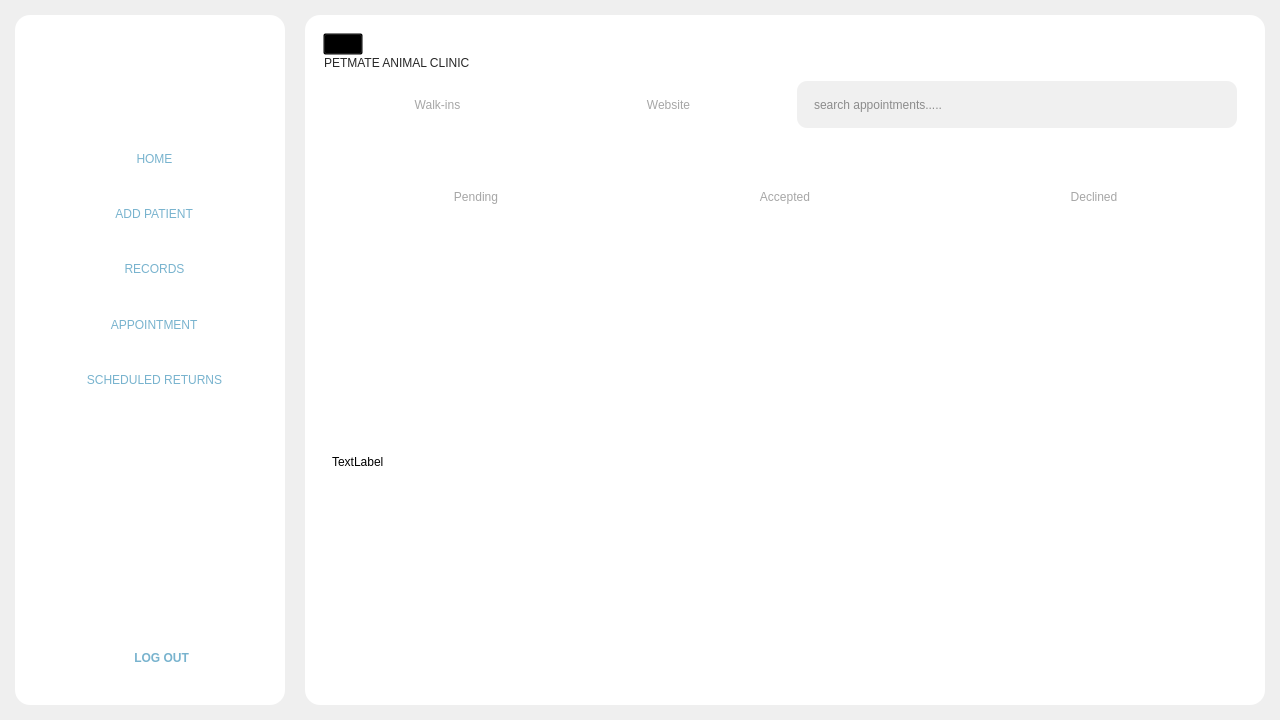
DreddVDomasian/Petmate-Desktop-Application, file Frontend/Home.ui: the form before one commit.
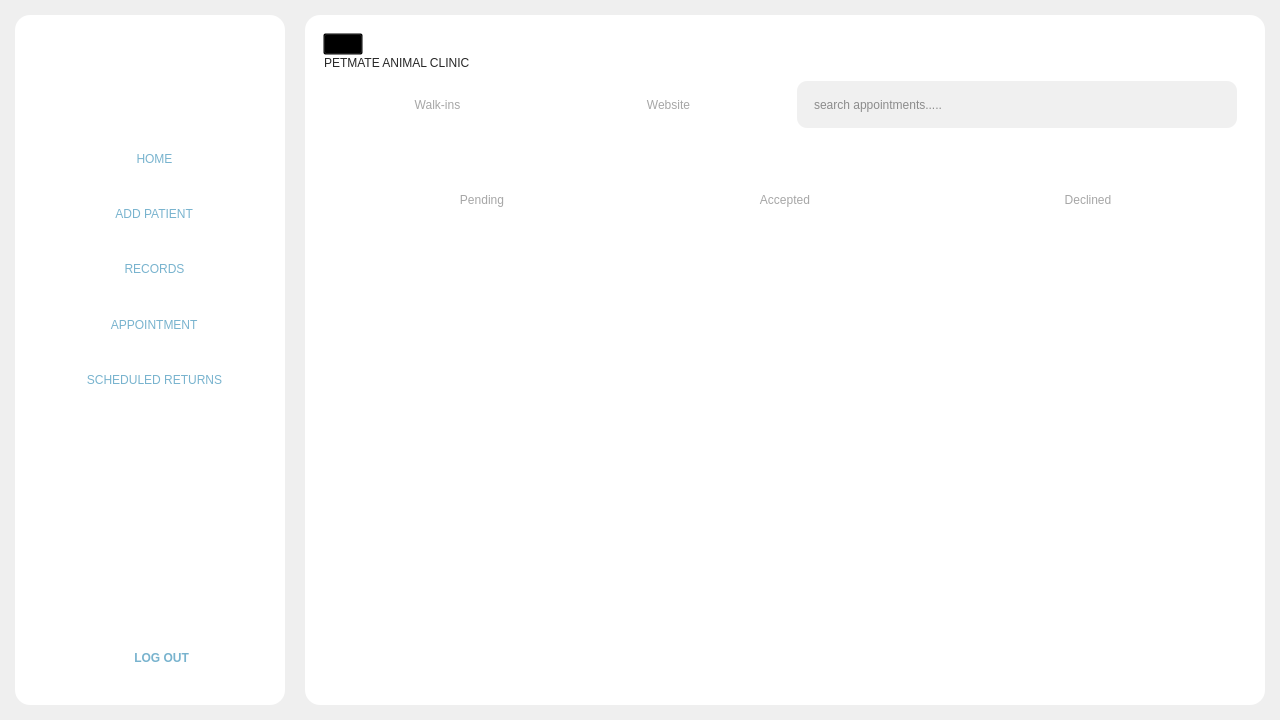
The form after the commit. The open tabs and pages were chosen to show the change. Icons and pictures are not drawn.

Commit message: align top in web appointment

```diff
--- a/Frontend/Home.ui
+++ b/Frontend/Home.ui
@@ -548,7 +548,7 @@
           <enum>QFrame::NoFrame</enum>
          </property>
          <property name="currentIndex">
-          <number>1</number>
+          <number>3</number>
          </property>
          <widget class="QWidget" name="homepage">
           <property name="styleSheet">
@@ -2959,8 +2959,8 @@
                        <rect>
                         <x>0</x>
                         <y>0</y>
-                        <width>100</width>
-                        <height>30</height>
+                        <width>924</width>
+                        <height>383</height>
                        </rect>
                       </property>
                       <layout class="QVBoxLayout" name="verticalLayout_17">
@@ -3015,8 +3015,8 @@
                        <rect>
                         <x>0</x>
                         <y>0</y>
-                        <width>100</width>
-                        <height>30</height>
+                        <width>924</width>
+                        <height>383</height>
                        </rect>
                       </property>
                       <layout class="QVBoxLayout" name="verticalLayout_37">
@@ -3035,19 +3035,6 @@
                        <property name="bottomMargin">
                         <number>0</number>
                        </property>
-                       <item>
-                        <widget class="QLabel" name="label_5">
-                         <property name="sizePolicy">
-                          <sizepolicy hsizetype="Preferred" vsizetype="Expanding">
-                           <horstretch>0</horstretch>
-                           <verstretch>0</verstretch>
-                          </sizepolicy>
-                         </property>
-                         <property name="text">
-                          <string>TextLabel</string>
-                         </property>
-                        </widget>
-                       </item>
                       </layout>
                      </widget>
                     </widget>
@@ -3081,8 +3068,8 @@
                        <rect>
                         <x>0</x>
                         <y>0</y>
-                        <width>100</width>
-                        <height>30</height>
+                        <width>924</width>
+                        <height>383</height>
                        </rect>
                       </property>
                       <layout class="QVBoxLayout" name="verticalLayout_38">
@@ -3101,13 +3088,6 @@
                        <property name="bottomMargin">
                         <number>0</number>
                        </property>
-                       <item>
-                        <widget class="QLabel" name="label_25">
-                         <property name="text">
-                          <string>TextLabel</string>
-                         </property>
-                        </widget>
-                       </item>
                       </layout>
                      </widget>
                     </widget>
@@ -3141,8 +3121,8 @@
                        <rect>
                         <x>0</x>
                         <y>0</y>
-                        <width>100</width>
-                        <height>30</height>
+                        <width>924</width>
+                        <height>383</height>
                        </rect>
                       </property>
                       <layout class="QVBoxLayout" name="verticalLayout_39">
@@ -3158,13 +3138,6 @@
                        <property name="bottomMargin">
                         <number>0</number>
                        </property>
-                       <item>
-                        <widget class="QLabel" name="label_26">
-                         <property name="text">
-                          <string>TextLabel</string>
-                         </property>
-                        </widget>
-                       </item>
                       </layout>
                      </widget>
                     </widget>
@@ -3177,90 +3150,6 @@
              </widget>
              <widget class="QWidget" name="website">
               <layout class="QVBoxLayout" name="verticalLayout_16">
-               <property name="spacing">
-                <number>0</number>
-               </property>
-               <property name="leftMargin">
-                <number>0</number>
-               </property>
-               <property name="topMargin">
-                <number>0</number>
-               </property>
-               <property name="rightMargin">
-                <number>0</number>
-               </property>
-               <property name="bottomMargin">
-                <number>0</number>
-               </property>
-               <item>
-                <widget class="QScrollArea" name="webScrollArea">
-                 <property name="styleSheet">
-                  <string notr="true">#webScrollArea{
-	border:none;
-
-}
-#webScrollArea QScrollBar:vertical {
-    background: transparent;
-    width: 10px;
-    margin: 0px;
-}
-
-#webScrollArea QScrollBar::handle:vertical {
-    background-color: rgb(129, 191, 218);
-    border-radius: 5px;
-    min-height: 120px;
-	min-height: 200px;
-}
-
-#webScrollArea QScrollBar::handle:vertical:hover {
-    background-color: rgb(86, 127, 145);
-}
-
-#webScrollArea QScrollBar::add-line:vertical,
-#webScrollArea QScrollBar::sub-line:vertical {
-    height: 0px;
-    background: none;
-    border: none;
-}
-
-#webScrollArea QScrollBar::groove:vertical {
-    background: transparent;
-    border: none;
-    border-radius: 0px;
-}
-</string>
-                 </property>
-                 <property name="widgetResizable">
-                  <bool>true</bool>
-                 </property>
-                 <widget class="QWidget" name="webScrollAreaWidgetContents">
-                  <property name="geometry">
-                   <rect>
-                    <x>0</x>
-                    <y>0</y>
-                    <width>924</width>
-                    <height>504</height>
-                   </rect>
-                  </property>
-                  <property name="styleSheet">
-                   <string notr="true"/>
-                  </property>
-                  <layout class="QVBoxLayout" name="verticalLayout_18">
-                   <property name="spacing">
-                    <number>0</number>
-                   </property>
-                   <property name="leftMargin">
-                    <number>0</number>
-                   </property>
-                   <property name="topMargin">
-                    <number>0</number>
-                   </property>
-                   <property name="rightMargin">
-                    <number>0</number>
-                   </property>
-                   <property name="bottomMargin">
-                    <number>0</number>
-                   </property>
                    <item>
                     <widget class="QFrame" name="AcceptedDeclineBtns">
                      <property name="sizePolicy">
@@ -3447,7 +3336,7 @@
 </string>
                      </property>
                      <property name="currentIndex">
-                      <number>0</number>
+                  <number>2</number>
                      </property>
                      <widget class="QWidget" name="webAppPending">
                       <layout class="QVBoxLayout" name="verticalLayout_28">
@@ -3468,32 +3357,40 @@
                        </property>
                        <item>
                         <widget class="QScrollArea" name="scrollArea_7">
-                         <property name="minimumSize">
-                          <size>
-                           <width>0</width>
-                           <height>450</height>
-                          </size>
-                         </property>
                          <property name="widgetResizable">
                           <bool>true</bool>
                          </property>
+                     <property name="alignment">
+                      <set>Qt::AlignLeading|Qt::AlignLeft|Qt::AlignTop</set>
+                     </property>
                          <widget class="QWidget" name="scrollAreaWebAppPending">
                           <property name="geometry">
                            <rect>
                             <x>0</x>
                             <y>0</y>
-                            <width>924</width>
-                            <height>450</height>
-                           </rect>
-                          </property>
+                        <width>906</width>
+                        <height>440</height>
+                       </rect>
+                      </property>
+                      <property name="sizePolicy">
+                       <sizepolicy hsizetype="Expanding" vsizetype="Expanding">
+                        <horstretch>0</horstretch>
+                        <verstretch>0</verstretch>
+                       </sizepolicy>
+                      </property>
                           <layout class="QVBoxLayout" name="verticalLayout_42">
-                           <item>
-                            <widget class="QLabel" name="label_2">
-                             <property name="text">
-                              <string>TextLabel</string>
-                             </property>
-                            </widget>
-                           </item>
+                       <property name="leftMargin">
+                        <number>0</number>
+                       </property>
+                       <property name="topMargin">
+                        <number>0</number>
+                       </property>
+                       <property name="rightMargin">
+                        <number>0</number>
+                       </property>
+                       <property name="bottomMargin">
+                        <number>0</number>
+                       </property>
                           </layout>
                          </widget>
                         </widget>
@@ -3522,23 +3419,31 @@
                          <property name="widgetResizable">
                           <bool>true</bool>
                          </property>
+                     <property name="alignment">
+                      <set>Qt::AlignLeading|Qt::AlignLeft|Qt::AlignTop</set>
+                     </property>
                          <widget class="QWidget" name="scrollAreaWebAppAccepted">
                           <property name="geometry">
                            <rect>
                             <x>0</x>
                             <y>0</y>
-                            <width>90</width>
-                            <height>31</height>
+                        <width>906</width>
+                        <height>440</height>
                            </rect>
                           </property>
                           <layout class="QVBoxLayout" name="verticalLayout_43">
-                           <item>
-                            <widget class="QLabel" name="label_3">
-                             <property name="text">
-                              <string>TextLabel</string>
-                             </property>
-                            </widget>
-                           </item>
+                       <property name="leftMargin">
+                        <number>0</number>
+                       </property>
+                       <property name="topMargin">
+                        <number>0</number>
+                       </property>
+                       <property name="rightMargin">
+                        <number>0</number>
+                       </property>
+                       <property name="bottomMargin">
+                        <number>0</number>
+                       </property>
                           </layout>
                          </widget>
                         </widget>
@@ -3564,30 +3469,37 @@
                        </property>
                        <item>
                         <widget class="QScrollArea" name="scrollArea_9">
+                     <property name="styleSheet">
+                      <string notr="true"/>
+                     </property>
                          <property name="widgetResizable">
                           <bool>true</bool>
                          </property>
-                         <widget class="QWidget" name="scrollAreaWebAppDecined">
+                     <property name="alignment">
+                      <set>Qt::AlignLeading|Qt::AlignLeft|Qt::AlignTop</set>
+                     </property>
+                     <widget class="QWidget" name="scrollAreaWebAppDeclined">
                           <property name="geometry">
                            <rect>
                             <x>0</x>
                             <y>0</y>
-                            <width>90</width>
-                            <height>31</height>
+                        <width>906</width>
+                        <height>440</height>
                            </rect>
                           </property>
                           <layout class="QVBoxLayout" name="verticalLayout_44">
-                           <item>
-                            <widget class="QLabel" name="label_12">
-                             <property name="text">
-                              <string>TextLabel</string>
-                             </property>
-                            </widget>
-                           </item>
-                          </layout>
-                         </widget>
-                        </widget>
-                       </item>
+                       <property name="leftMargin">
+                        <number>0</number>
+                       </property>
+                       <property name="topMargin">
+                        <number>0</number>
+                       </property>
+                       <property name="rightMargin">
+                        <number>0</number>
+                       </property>
+                       <property name="bottomMargin">
+                        <number>0</number>
+                       </property>
                       </layout>
                      </widget>
                     </widget>
```
Lines whose indentation alone changed are shown as unchanged. The commit also changes 2 other files.
